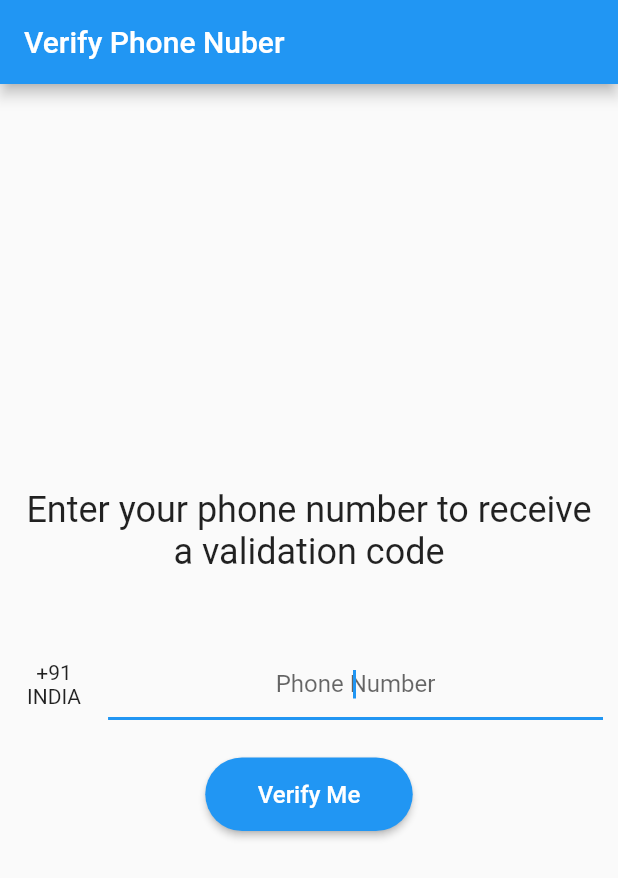
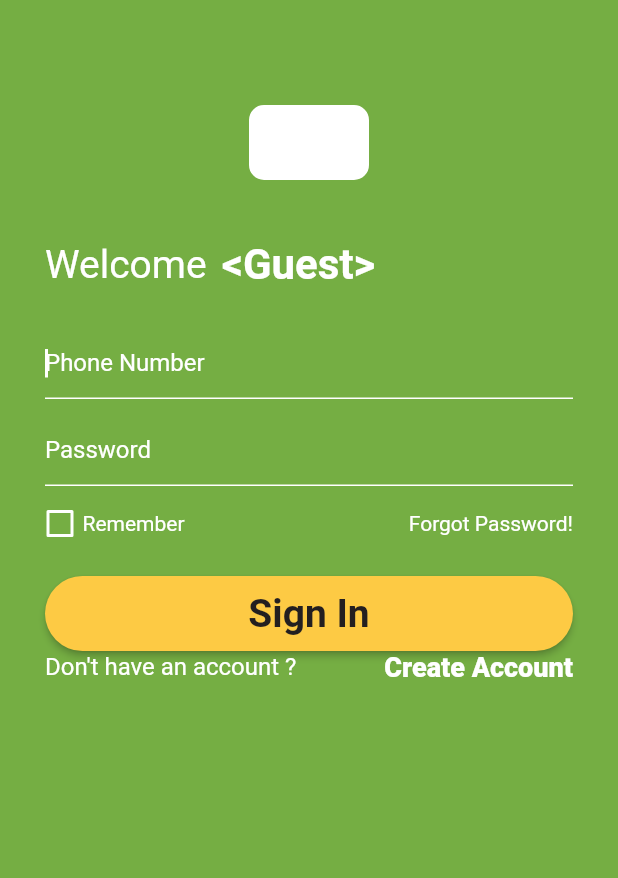
Before and after one commit to dhruvashastri12/fluter_verify_mobile_number, a Flutter app: the screen it shows after launch, on a phone screen of 412 x 824 dp. Shown: the top 878 px of the screen. Run offline on Flutter 3.47's test engine with Material 2 defaults, Android fonts, the phone set to English and light mode, and no system bars.

Commit message:
Removed country code and some UI changes

```diff
--- a/lib/main.dart
+++ b/lib/main.dart
@@ -10,6 +10,7 @@ class MyApp extends StatelessWidget {
       title: 'Flutter Demo',
       theme: ThemeData(
         primarySwatch: Colors.blue,
+        unselectedWidgetColor: Colors.white,
         visualDensity: VisualDensity.adaptivePlatformDensity,
       ),
       home: VerifyMobileNum(),
@@ -25,6 +26,7 @@ class VerifyMobileNum extends StatefulWidget {
 class _VerifyMobileNumState extends State<VerifyMobileNum> {
   String strPhoneNum;
   final phoneNumEditingController = TextEditingController();
+  bool checkBoxValue = false;
 
   @override
   void dispose() {
@@ -36,34 +38,50 @@ class _VerifyMobileNumState extends State<VerifyMobileNum> {
   @override
   Widget build(BuildContext context) {
     return Scaffold(
-        appBar: AppBar(title: Text('Verify Phone Nuber')),
-        body: Padding(
-          padding: const EdgeInsets.all(10.0),
+        resizeToAvoidBottomPadding: false,
+        backgroundColor: Color(0XFF75AE43),
+        body: SingleChildScrollView(
+          child: Padding(
+            padding: const EdgeInsets.all(30.0),
             child: Column(
-            mainAxisAlignment: MainAxisAlignment.center,
-            crossAxisAlignment: CrossAxisAlignment.center,
-            children: [
-              Text(
-                'Enter your phone number to receive a validation code',
-                textAlign: TextAlign.center,
-                style: TextStyle(fontSize: 24.0),
-              ),
-              SizedBox(height: 50.0),
-              Row(
               children: [
                 Padding(
-                    padding: const EdgeInsets.all(8.0),
-                    child: Column(
-                      children: [Text('+91'), Text('INDIA')],
+                  padding: const EdgeInsets.only(top: 40.0, bottom: 40.0),
+                  child: Container(
+                    height: 50.0,
+                    width: 80.0,
+                    decoration: BoxDecoration(
+                      color: Colors.white,
+                      border: Border.all(
+                        color: Colors.white,
+                        width: 2,
                       ),
+                      borderRadius: BorderRadius.circular(10),
+                    ),
+                  ),
+                ),
+                Row(children: [
+                  Text(
+                    'Welcome',
+                    textAlign: TextAlign.left,
+                    style: TextStyle(fontSize: 26.0, color: Colors.white),
                   ),
                   SizedBox(
                     width: 10.0,
                   ),
-                  Expanded(
-                    child: Container(
-                      child: TextField(
+                  Text(
+                    '<Guest>',
+                    textAlign: TextAlign.left,
+                    style: TextStyle(
+                        fontSize: 28.0,
+                        fontWeight: FontWeight.bold,
+                        color: Colors.white),
+                  ),
+                ]),
+                SizedBox(height: 25.0),
+                TextField(
                   showCursor: true,
+                  cursorColor: Colors.white,
                   autofocus: true,
                   controller: phoneNumEditingController,
                   inputFormatters: [
@@ -71,37 +89,133 @@ class _VerifyMobileNumState extends State<VerifyMobileNum> {
                     FilteringTextInputFormatter.allow(RegExp(r'[0-9]'))
                   ],
                   keyboardType: TextInputType.number,
-                        textAlign: TextAlign.center,
-                        decoration: InputDecoration(hintText: 'Phone Number'),
+                  style: TextStyle(color: Colors.white),
+                  decoration: InputDecoration(
+                    hintText: 'Phone Number',
+                    hintStyle: TextStyle(color: Colors.white),
+                    enabledBorder: UnderlineInputBorder(
+                      borderSide: BorderSide(color: Colors.white),
+                    ),
+                    focusedBorder: UnderlineInputBorder(
+                      borderSide: BorderSide(color: Colors.white),
+                    ),
+                    border: UnderlineInputBorder(
+                      borderSide: BorderSide(color: Colors.white),
+                    ),
+                  ),
                   onChanged: (val) {
                     strPhoneNum = val;
                     debugPrint('strPhoneNum: $strPhoneNum');
                   },
                 ),
+                SizedBox(
+                  height: 10.0,
                 ),
+                TextField(
+                  showCursor: true,
+                  cursorColor: Colors.white,
+                  autofocus: true,
+                  controller: null,
+                  obscureText: true,
+                  style: TextStyle(color: Colors.white),
+                  decoration: InputDecoration(
+                    hintText: 'Password',
+                    hintStyle: TextStyle(color: Colors.white),
+                    enabledBorder: UnderlineInputBorder(
+                      borderSide: BorderSide(color: Colors.white),
+                    ),
+                    focusedBorder: UnderlineInputBorder(
+                      borderSide: BorderSide(color: Colors.white),
+                    ),
+                    border: UnderlineInputBorder(
+                      borderSide: BorderSide(color: Colors.white),
+                    ),
+                  ),
+                  onChanged: (val) {
+                    strPhoneNum = val;
+                    debugPrint('strPhoneNum: $strPhoneNum');
+                  },
+                ),
+                SizedBox(height: 15.0),
+                Row(
+                  mainAxisAlignment: MainAxisAlignment.spaceBetween,
+                  children: <Widget>[
+                    Row(
+                      children: [
+                        SizedBox(
+                          height: 20,
+                          width: 20.0,
+                          child: Checkbox(
+                              value: checkBoxValue,
+                              checkColor: Colors.white,
+                              activeColor: Colors.white,
+                              onChanged: (bool newValue) {
+                                setState(() {
+                                  checkBoxValue = newValue;
+                                });
+                              }),
+                        ),
+                        SizedBox(
+                          width: 5,
+                        ),
+                        Text(
+                          'Remember',
+                          style: TextStyle(color: Colors.white),
                         ),
                       ],
                     ),
+                    Text(
+                      'Forgot Password!',
+                      style: TextStyle(color: Colors.white),
+                    )
+                  ],
+                ),
                 SizedBox(height: 25.0),
-              RaisedButton(
+                SizedBox(
+                  width: double.infinity,
+                  child: RaisedButton(
+                      color: Color(0XFFFDCA44),
+                      textColor: Color(0XFF231F20),
                       child: Text(
-                    "Verify Me",
-                    style: TextStyle(fontSize: 16.0, color: Colors.white),
+                        "Sign In",
+                        style: TextStyle(
+                            fontSize: 26.0, fontWeight: FontWeight.bold),
                       ),
                       shape: RoundedRectangleBorder(
                         borderRadius: BorderRadius.circular(30.0),
                       ),
-                  color: Colors.blue,
-                  padding: EdgeInsets.fromLTRB(35.0, 15.0, 35.0, 15.0),
+                      padding: EdgeInsets.fromLTRB(35.0, 10.0, 35.0, 10.0),
                       onPressed: () {
                         debugPrint('Verify PhoneNum: $strPhoneNum');
                         try {
-                      SystemChannels.textInput.invokeMapMethod('TextInput.hide');
+                          SystemChannels.textInput
+                              .invokeMapMethod('TextInput.hide');
                         } on Exception catch (e) {
                           print(e.runtimeType);
                         }
-                  })
+                      }),
+                ),
+                Align(
+                  alignment: FractionalOffset.bottomCenter,
+                  child: Padding(
+                    padding: const EdgeInsets.only(bottom: 8.0),
+                    child: Row(
+                      mainAxisAlignment: MainAxisAlignment.spaceBetween,
+                      children: [
+                        Text('Don\'t have an account ?',
+                            style:
+                                TextStyle(fontSize: 16.0, color: Colors.white)),
+                        Text('Create Account',
+                            style: TextStyle(
+                                fontSize: 18.0,
+                                color: Colors.white,
+                                fontWeight: FontWeight.w800)),
                       ],
+                    ),
+                  ),
+                )
+              ],
+            ),
           ),
         ));
   }
```
Lines whose indentation alone changed are shown as unchanged.
